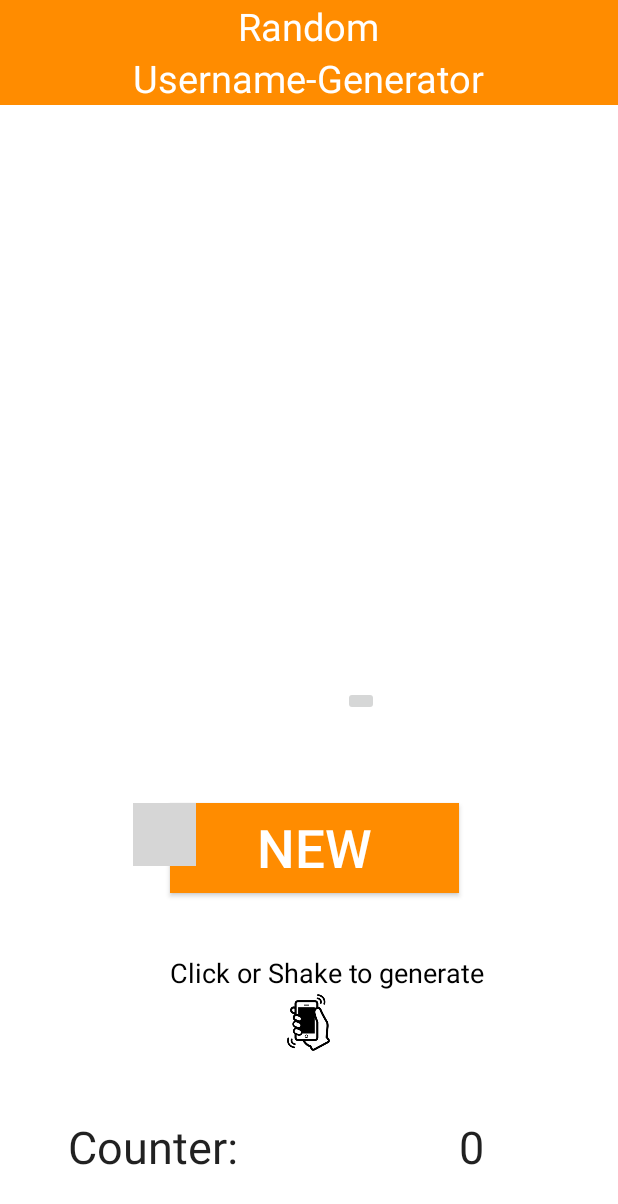
After one commit to FlorianBecher/random_generator, an Android app: the layout activity_generate.xml on its own in the app's theme, with its tools: preview values and no code run, on a phone screen of 412 x 824 dp. The commit adds this screen. Shown: the top 1204 px of the screen. Run offline under Robolectric (Android 15) with nearby library versions, the phone set to English and light mode, and no system bars; grey boxes are pictures that could not be loaded.

Commit message:
last push

```diff
--- a/app/src/main/AndroidManifest.xml
+++ b/app/src/main/AndroidManifest.xml
@@ -5,7 +5,6 @@
     <application
         android:allowBackup="true"
         android:icon="@mipmap/ic_launcher"
-        android:label="@string/app_name"
         android:supportsRtl="true"
         android:theme="@style/AppTheme">
         <activity android:name=".MainActivity">
--- /dev/null
+++ b/app/src/main/res/layout/activity_generate.xml
@@ -0,0 +1,141 @@
+<FrameLayout xmlns:android="http://schemas.android.com/apk/res/android"
+    xmlns:tools="http://schemas.android.com/tools"
+    android:layout_width="match_parent"
+    android:layout_height="match_parent"
+    android:background="#0099cc"
+    tools:context="com.example.admin.random_username_generator.Home_activity">
+
+    <!-- The primary full-screen view. This can be replaced with whatever view
+         is needed to present your content, e.g. VideoView, SurfaceView,
+         TextureView, etc. -->
+
+    <!-- This FrameLayout insets its children based on system windows using
+         android:fitsSystemWindows. -->
+
+    <RelativeLayout
+        android:layout_width="match_parent"
+        android:layout_height="match_parent"
+        android:layout_gravity="center"
+        android:background="#ffffff">
+
+        <TextView
+            android:id="@+id/textView"
+            android:layout_width="wrap_content"
+            android:layout_height="wrap_content"
+            android:text="Click or Shake to generate"
+            android:textAppearance="?android:attr/textAppearanceMedium"
+            android:textColor="#000000"
+            android:layout_above="@+id/imageView"
+            android:layout_alignRight="@+id/textView4"
+            android:layout_alignEnd="@+id/textView4" />
+
+        <TextView
+            android:id="@+id/textView2"
+            android:layout_width="match_parent"
+            android:layout_height="wrap_content"
+            android:layout_alignParentEnd="false"
+            android:layout_alignParentRight="true"
+            android:layout_alignParentTop="true"
+            android:height="70dp"
+            android:background="#ff8c00"
+            android:textAlignment="center" />
+
+        <TextView
+            android:id="@+id/textView3"
+            android:layout_width="wrap_content"
+            android:layout_height="wrap_content"
+            android:layout_alignParentTop="true"
+            android:layout_centerHorizontal="true"
+            android:text="Random"
+            android:textAppearance="?android:attr/textAppearanceMedium"
+            android:textColor="#ffffff"
+            android:textSize="25dp" />
+
+        <TextView
+            android:id="@+id/textView4"
+            android:layout_width="wrap_content"
+            android:layout_height="wrap_content"
+            android:layout_below="@+id/textView3"
+            android:layout_centerHorizontal="true"
+            android:text="Username-Generator"
+            android:textAppearance="?android:attr/textAppearanceMedium"
+            android:textColor="#ffffff"
+            android:textSize="25dp" />
+
+        <ImageView
+            android:id="@+id/imageView"
+            android:layout_width="wrap_content"
+            android:layout_height="wrap_content"
+            android:adjustViewBounds="true"
+            android:maxHeight="42dp"
+            android:maxWidth="42dp"
+            android:scaleType="fitCenter"
+            android:src="@drawable/shake"
+            android:layout_marginBottom="41dp"
+            android:layout_above="@+id/textView6"
+            android:layout_centerHorizontal="true" />
+
+        <ImageView
+            android:id="@+id/imageView2"
+            android:layout_width="wrap_content"
+            android:layout_height="wrap_content"
+            android:adjustViewBounds="true"
+            android:maxHeight="42dp"
+            android:maxWidth="42dp"            android:scaleType="fitCenter"
+            android:src="@drawable/arrow"
+            android:layout_alignTop="@+id/button"
+            android:layout_alignLeft="@+id/textView4"
+            android:layout_alignStart="@+id/textView4" />
+
+        <Button
+            android:id="@+id/button"
+            android:layout_width="wrap_content"
+            android:layout_height="wrap_content"
+            android:height="60dp"
+            android:allowUndo="false"
+            android:background="#ff8c00"
+            android:clickable="true"
+            android:text="New"
+            android:textColor="#ffffff"
+            android:textSize="35dp"
+            android:layout_above="@+id/imageView"
+            android:layout_marginBottom="65dp"
+            android:layout_alignLeft="@+id/textView"
+            android:layout_alignStart="@+id/textView"
+            android:layout_toLeftOf="@+id/textView7"
+            android:layout_toStartOf="@+id/textView7" />
+
+        <TextView
+            android:id="@+id/textView6"
+            android:layout_width="wrap_content"
+            android:layout_height="wrap_content"
+            android:text="Counter:"
+            android:textAppearance="?android:attr/textAppearanceLarge"
+            android:textSize="30dp"
+            android:layout_alignParentBottom="true"
+            android:layout_toLeftOf="@+id/textView3"
+            android:layout_toStartOf="@+id/textView3"
+            android:layout_marginBottom="39dp" />
+
+        <TextView
+            android:id="@+id/textView7"
+            android:layout_width="wrap_content"
+            android:layout_height="wrap_content"
+            android:layout_alignTop="@+id/textView6"
+            android:text="0"
+            android:textAppearance="?android:attr/textAppearanceLarge"
+            android:textSize="30dp"
+            android:layout_alignEnd="@+id/textView"
+            android:layout_alignRight="@+id/textView" />
+
+        <ImageButton
+            android:layout_width="wrap_content"
+            android:layout_height="wrap_content"
+            android:id="@+id/imageButton"
+            android:layout_above="@+id/imageView2"
+            android:layout_alignRight="@+id/textView3"
+            android:layout_alignEnd="@+id/textView3"
+            android:layout_marginBottom="58dp" />
+
+    </RelativeLayout>
+</FrameLayout>
--- a/app/src/main/res/values/strings.xml
+++ b/app/src/main/res/values/strings.xml
@@ -1,3 +1,3 @@
 <resources>
-    <string name="app_name">RandomUsername-Generator</string>
+   <!--<string name="app_name">RandomUsername-Generator</string>-->
 </resources>
```
